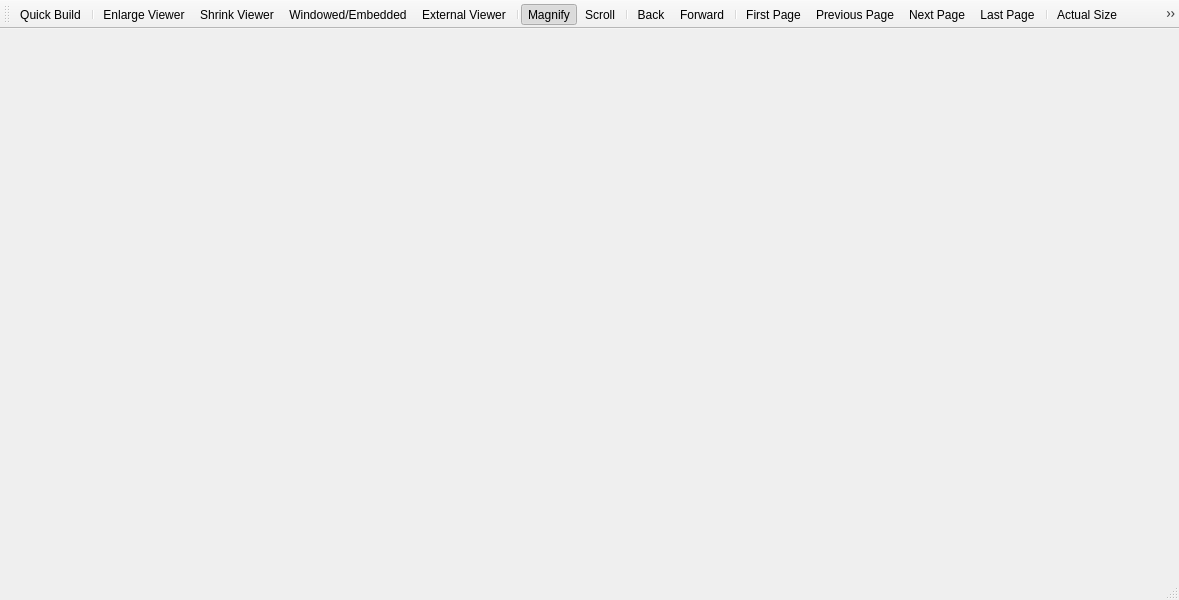
First picture: the form in pdfviewer/PDFDocument.ui, repository texstudio-org/texstudio, before the edit.
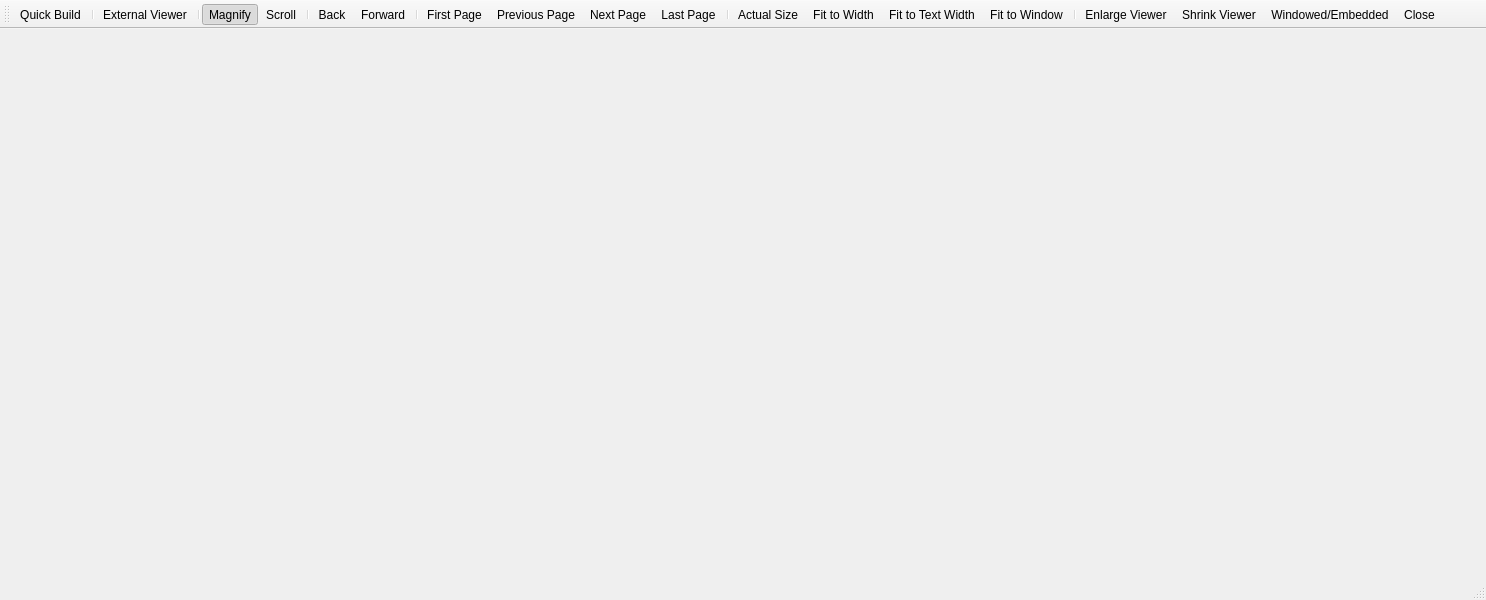
Second picture: the form after the edit.

Commit message: new icons for viewer positioning, move icons to the right next to close

```diff
--- a/pdfviewer/PDFDocument.ui
+++ b/pdfviewer/PDFDocument.ui
@@ -6,7 +6,7 @@
    <rect>
     <x>0</x>
     <y>0</y>
-    <width>1179</width>
+    <width>1486</width>
     <height>600</height>
    </rect>
   </property>
@@ -36,9 +36,6 @@
    </attribute>
    <addaction name="actionTypeset"/>
    <addaction name="separator"/>
-   <addaction name="actionEnlargeViewer"/>
-   <addaction name="actionShrinkViewer"/>
-   <addaction name="actionToggleEmbedded"/>
    <addaction name="actionExternalViewer"/>
    <addaction name="separator"/>
    <addaction name="actionMagnify"/>
@@ -57,6 +54,9 @@
    <addaction name="actionFit_to_Text_Width"/>
    <addaction name="actionFit_to_Window"/>
    <addaction name="separator"/>
+   <addaction name="actionEnlargeViewer"/>
+   <addaction name="actionShrinkViewer"/>
+   <addaction name="actionToggleEmbedded"/>
    <addaction name="actionClose"/>
   </widget>
   <action name="actionAbout_TW">
```
The commit also changes 14 other files.
